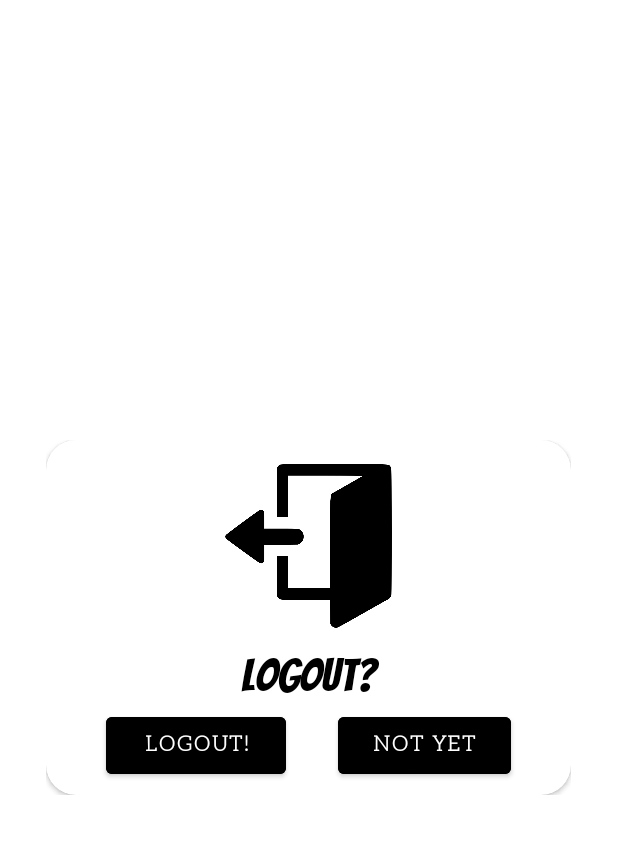
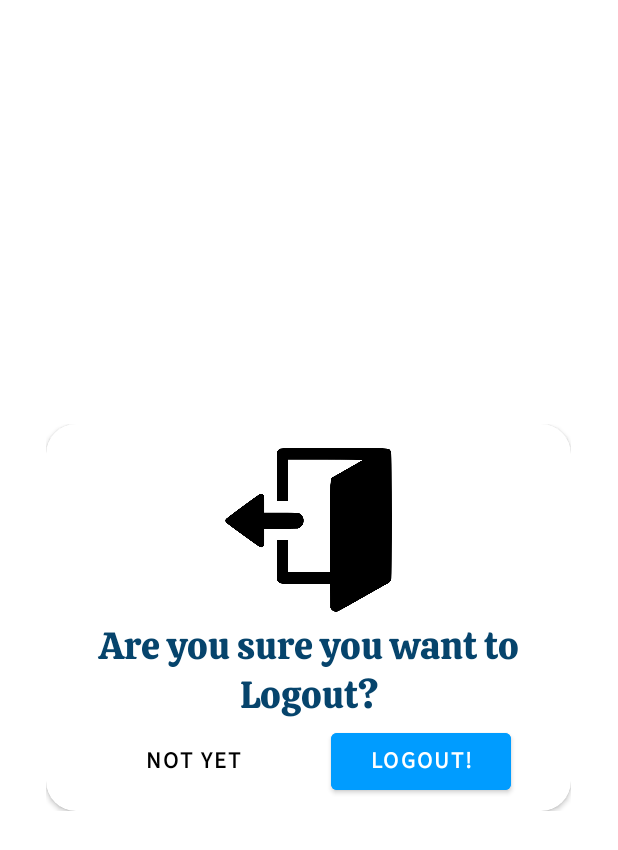
Before and after one commit to SatoshiGNJA/EnjelWater, an Android app: the layout logout_dialog.xml on its own in the app's theme, with its tools: preview values and no code run, on a phone screen of 412 x 824 dp. Shown: the top 850 px of the screen. Run offline under Robolectric (Android 15) with nearby library versions, the light colour scheme and no system bars; Roboto replaces fonts that are not available here.

Commit message:
Fix the layout of the buttons

```diff
--- a/app/src/main/res/layout/logout_dialog.xml
+++ b/app/src/main/res/layout/logout_dialog.xml
@@ -1,9 +1,9 @@
 <androidx.constraintlayout.widget.ConstraintLayout xmlns:android="http://schemas.android.com/apk/res/android"
+    xmlns:app="http://schemas.android.com/apk/res-auto"
     xmlns:tools="http://schemas.android.com/tools"
     android:layout_width="350dp"
-    xmlns:app="http://schemas.android.com/apk/res-auto"
-    android:layout_gravity="center"
-    android:layout_height="wrap_content">
+    android:layout_height="wrap_content"
+    android:layout_gravity="center">
 
     <androidx.cardview.widget.CardView
         android:layout_width="match_parent"
@@ -35,11 +35,12 @@
                 android:layout_height="wrap_content"
                 android:layout_marginStart="24dp"
                 android:layout_marginEnd="24dp"
-                android:fontFamily="@font/bangers"
+
+                android:fontFamily="@font/calistoga"
                 android:gravity="center"
-                android:text="Logout?"
-                android:textColor="#000000"
-                android:textSize="30sp"
+                android:text="Are you sure you want to Logout?"
+                android:textColor="#06446C"
+                android:textSize="25sp"
                 app:layout_constraintEnd_toEndOf="parent"
                 app:layout_constraintStart_toStartOf="parent"
                 app:layout_constraintTop_toBottomOf="@+id/imageViewNet" />
@@ -58,12 +59,13 @@
                     android:id="@+id/btn_logoutnotyet"
                     android:layout_width="115dp"
                     android:layout_height="50dp"
-                    android:layout_gravity="end"
-                    android:layout_marginEnd="40dp"
-                    android:backgroundTint="@drawable/button_text_color"
-                    android:fontFamily="@font/aleo_light"
+                    android:layout_gravity="start"
+                    android:layout_marginStart="40dp"
+                    android:background="@android:color/transparent"
+                    android:fontFamily="@font/source_sans_pro"
                     android:text="Not Yet"
-                    android:textColor="@color/white"
+                    android:textColor="@color/black"
+                    android:textSize="15sp"
                     android:textStyle="bold"
                     app:layout_constraintBottom_toBottomOf="parent"
                     app:layout_constraintEnd_toEndOf="parent"
@@ -73,12 +75,14 @@
                     android:id="@+id/btn_logout"
                     android:layout_width="120dp"
                     android:layout_height="50dp"
-                    android:layout_gravity="start"
-                    android:layout_marginStart="40dp"
-                    android:backgroundTint="@drawable/button_text_color"
-                    android:fontFamily="@font/aleo_light"
+
+                    android:layout_gravity="end"
+                    android:layout_marginEnd="40dp"
+                    android:backgroundTint="@drawable/button_proceed"
+                    android:fontFamily="@font/source_sans_pro"
                     android:text="Logout!"
                     android:textColor="@color/white"
+                    android:textSize="15sp"
                     android:textStyle="bold"
                     app:layout_constraintBottom_toBottomOf="parent"
                     app:layout_constraintStart_toStartOf="parent"
--- a/app/src/main/res/layout/order_received_dialog.xml
+++ b/app/src/main/res/layout/order_received_dialog.xml
@@ -1,10 +1,10 @@
 <?xml version="1.0" encoding="utf-8"?>
 <androidx.constraintlayout.widget.ConstraintLayout xmlns:android="http://schemas.android.com/apk/res/android"
+    xmlns:app="http://schemas.android.com/apk/res-auto"
     xmlns:tools="http://schemas.android.com/tools"
     android:layout_width="350dp"
-    xmlns:app="http://schemas.android.com/apk/res-auto"
-    android:layout_gravity="center"
-    android:layout_height="wrap_content">
+    android:layout_height="wrap_content"
+    android:layout_gravity="center">
 
     <androidx.cardview.widget.CardView
         android:layout_width="match_parent"
@@ -56,7 +56,6 @@
                 app:layout_constraintVertical_bias="0.021">
 
 
-
                 <Button
                     android:id="@+id/btn_finish"
                     android:layout_width="120dp"
@@ -78,13 +77,13 @@
                     android:id="@+id/btn_nope"
                     android:layout_width="115dp"
                     android:layout_height="50dp"
-                      android:layout_gravity="start"
+                    android:layout_gravity="start"
                     android:layout_marginStart="40dp"
                     android:background="@android:color/transparent"
                     android:fontFamily="@font/source_sans_pro"
-                    android:textSize="15sp"
                     android:text="Not Yet"
                     android:textColor="@color/black"
+                    android:textSize="15sp"
                     android:textStyle="bold"
                     app:layout_constraintBottom_toBottomOf="parent"
                     app:layout_constraintEnd_toEndOf="parent"
```
Also changed, not shown: app/src/main/res/font/calistoga.ttf (added).
